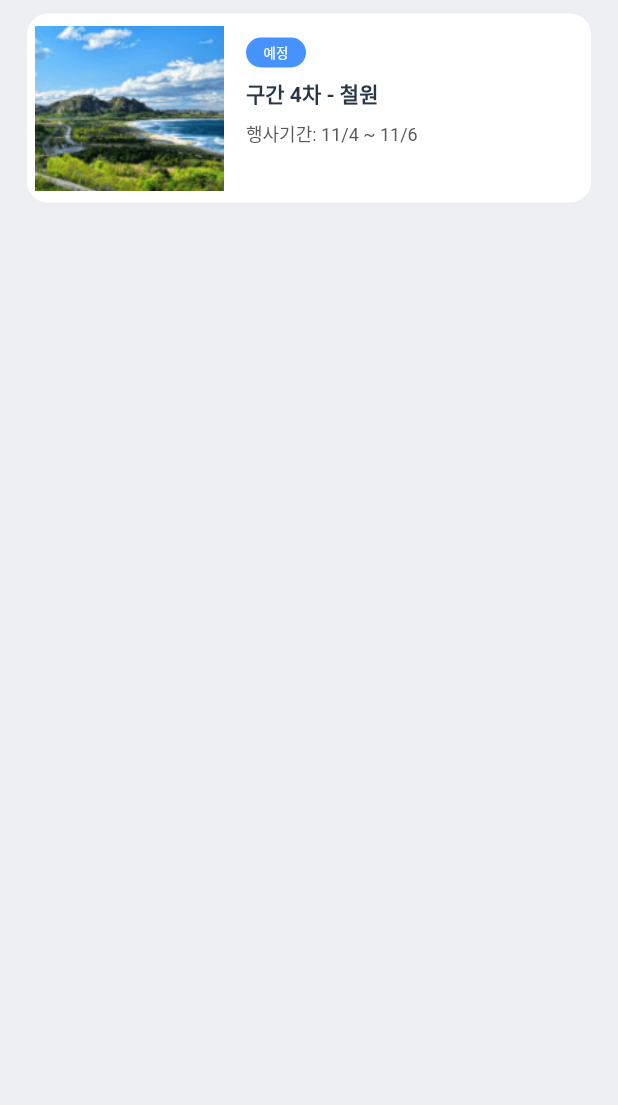
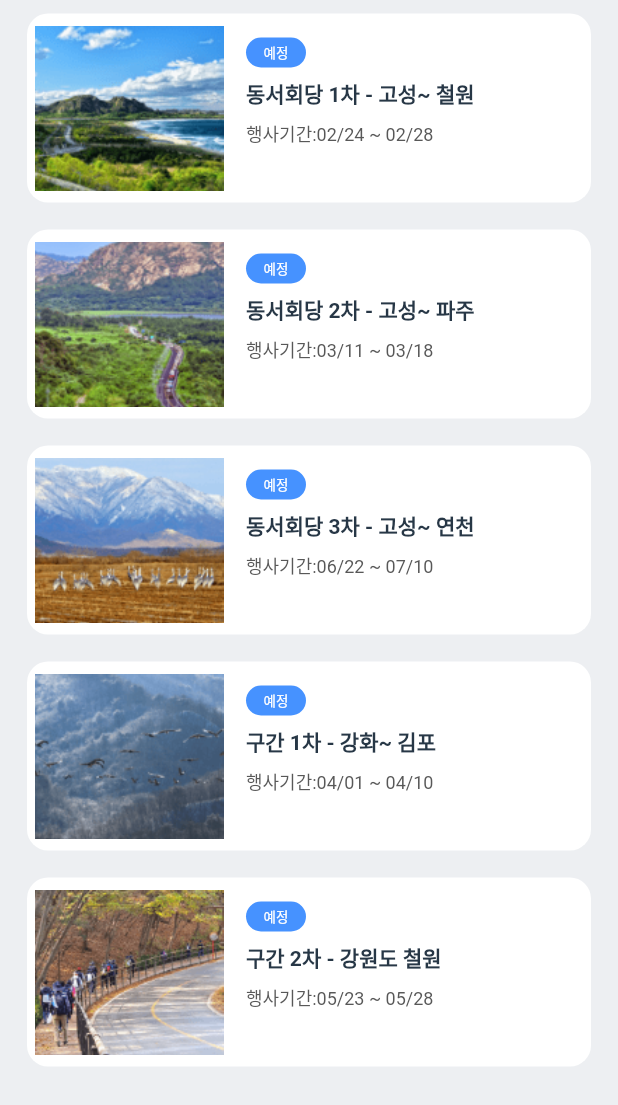
Before and after one commit to jungchungsub/IgiKorea_test, a Flutter app: the screen it shows after launch, on a phone screen of 412 x 824 dp. Shown: the top 1105 px of the screen. Run offline on Flutter 3.47's test engine with Material 2 defaults, Android fonts, the phone set to English and light mode, and no system bars.

Commit message:
데이터바인딩

```diff
--- a/lib/pages/home_page.dart
+++ b/lib/pages/home_page.dart
@@ -1,21 +1,70 @@
 import 'package:flutter/material.dart';
 import 'package:flutter_igikorea/constants.dart';
+import 'package:flutter_igikorea/models/event.dart';
+import 'package:intl/intl.dart';
 
 class HomePage extends StatefulWidget {
-  const HomePage({Key? key}) : super(key: key);
+  const HomePage({
+    Key? key,
+  }) : super(key: key);
 
   @override
   State<HomePage> createState() => _HomePageState();
 }
 
 class _HomePageState extends State<HomePage> {
+  var now = DateTime.now();
+
+  static List<String> eventMain = [
+    '동서회당 1차 - 고성~ 철원',
+    '동서회당 2차 - 고성~ 파주',
+    '동서회당 3차 - 고성~ 연천',
+    '구간 1차 - 강화~ 김포',
+    '구간 2차 - 강원도 철원',
+  ];
+  static List<DateTime> firstDate = [
+    DateTime.utc(2023, 2, 24),
+    DateTime.utc(2023, 3, 11),
+    DateTime.utc(2023, 6, 22),
+    DateTime.utc(2023, 4, 1),
+    DateTime.utc(2023, 5, 23),
+  ];
+  static List<DateTime> lastDate = [
+    DateTime.utc(2023, 2, 28),
+    DateTime.utc(2023, 3, 18),
+    DateTime.utc(2023, 7, 10),
+    DateTime.utc(2023, 4, 10),
+    DateTime.utc(2023, 5, 28),
+  ];
+
+  static List<String> eventImagePath = [
+    "assets/main_vp_1.png",
+    "assets/main_vp_2.png",
+    "assets/main_vp_3.png",
+    "assets/main_vp_5.png",
+    "assets/main_vp_8.png",
+  ];
+
+  final List<Event> eventData = List.generate(
+    eventMain.length,
+    (index) => Event(
+      eventMain[index],
+      firstDate[index],
+      lastDate[index],
+      eventImagePath[index],
+    ),
+  );
+
   @override
   Widget build(BuildContext context) {
+    String formatDate = DateFormat('yy/MM/dd').format(now);
+
     return Scaffold(
       backgroundColor: gBackgroundColor,
-      body: ListView(
-        children: [
-          Padding(
+      body: ListView.builder(
+          itemCount: eventData.length,
+          itemBuilder: (context, index) {
+            return Padding(
               padding:
                   const EdgeInsets.only(top: 9, bottom: 9, left: 18, right: 18),
               child: Container(
@@ -27,9 +76,10 @@ class _HomePageState extends State<HomePage> {
                 child: Row(
                   children: [
                     Padding(
-                    padding: const EdgeInsets.only(top: 8, bottom: 8, left: 5),
+                      padding:
+                          const EdgeInsets.only(top: 8, bottom: 8, left: 5),
                       child: Image.asset(
-                      "assets/main_vp_1.png",
+                        eventData[index].imagePath,
                         fit: BoxFit.cover,
                         height: 110,
                         width: 126,
@@ -57,7 +107,7 @@ class _HomePageState extends State<HomePage> {
                           ),
                           SizedBox(height: 7),
                           Text(
-                          "구간 4차 - 철원",
+                            eventData[index].name,
                             style: TextStyle(
                                 color: gMainTextColor,
                                 fontSize: 14,
@@ -65,18 +115,23 @@ class _HomePageState extends State<HomePage> {
                           ),
                           SizedBox(height: 7),
                           Text(
-                          "행사기간: 11/4 ~ 11/6",
-                          style: TextStyle(color: gSubTextColor, fontSize: 12),
+                            "행사기간:${DateFormat('MM/dd').format(eventData[index].firstDate)} ~ ${DateFormat('MM/dd').format(eventData[index].lastDate)}",
+                            style:
+                                TextStyle(color: gSubTextColor, fontSize: 12),
                           ),
+                          // Text(
+                          //   formatDate,
+                          //   style:
+                          //       TextStyle(color: gSubTextColor, fontSize: 12),
+                          // ),
                         ],
                       ),
                     ),
                   ],
                 ),
               ),
-          ),
-        ],
-      ),
+            );
+          }),
     );
   }
 }
--- a/pubspec.yaml
+++ b/pubspec.yaml
@@ -29,6 +29,8 @@ environment:
 dependencies:
   flutter:
     sdk: flutter
+  intl: ^0.18.0
+  timer_builder: ^2.0.0
 
 
   # The following adds the Cupertino Icons font to your application.
```
Also changed, not shown: lib/models/event.dart (+9 -35 lines), pubspec.lock. Lines whose indentation alone changed are shown as unchanged.
